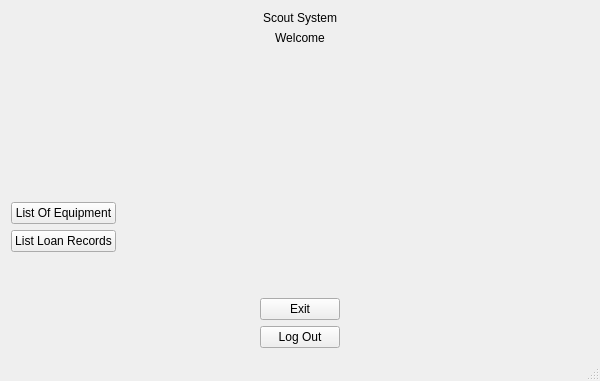
Qt form QtGuiApplicationproject/Project.ui (amos830/ProjectOOP) before a commit.
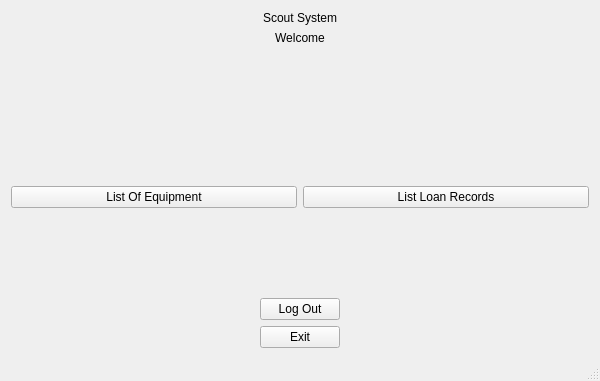
The same form after that commit.

```diff
--- a/QtGuiApplicationproject/Project.ui
+++ b/QtGuiApplicationproject/Project.ui
@@ -48,22 +48,9 @@
       </property>
      </spacer>
     </item>
-    <item>
-     <spacer name="verticalSpacer">
-      <property name="orientation">
-       <enum>Qt::Vertical</enum>
-      </property>
-      <property name="sizeHint" stdset="0">
-       <size>
-        <width>20</width>
-        <height>40</height>
-       </size>
-      </property>
-     </spacer>
-    </item>
     <item>
      <layout class="QGridLayout" name="gridLayout">
-      <item row="1" column="0">
+      <item row="0" column="1">
        <widget class="QPushButton" name="LoanRecord">
         <property name="text">
          <string>List Loan Records</string>
@@ -77,32 +64,12 @@
         </property>
        </widget>
       </item>
-      <item row="0" column="1">
-       <spacer name="horizontalSpacer">
-        <property name="orientation">
-         <enum>Qt::Horizontal</enum>
-        </property>
-        <property name="sizeHint" stdset="0">
-         <size>
-          <width>40</width>
-          <height>20</height>
-         </size>
-        </property>
-       </spacer>
-      </item>
      </layout>
     </item>
     <item>
      <layout class="QGridLayout" name="gridLayout_2">
-      <item row="2" column="1">
-       <widget class="QPushButton" name="LogoutButton">
-        <property name="text">
-         <string>Log Out</string>
-        </property>
-       </widget>
-      </item>
-      <item row="1" column="0">
-       <spacer name="horizontalSpacer_3">
+      <item row="3" column="2">
+       <spacer name="horizontalSpacer_4">
         <property name="orientation">
          <enum>Qt::Horizontal</enum>
         </property>
@@ -114,20 +81,7 @@
         </property>
        </spacer>
       </item>
-      <item row="2" column="0">
-       <spacer name="horizontalSpacer_5">
-        <property name="orientation">
-         <enum>Qt::Horizontal</enum>
-        </property>
-        <property name="sizeHint" stdset="0">
-         <size>
-          <width>40</width>
-          <height>20</height>
-         </size>
-        </property>
-       </spacer>
-      </item>
-      <item row="2" column="2">
+      <item row="4" column="2">
        <spacer name="horizontalSpacer_6">
         <property name="orientation">
          <enum>Qt::Horizontal</enum>
@@ -141,37 +95,70 @@
        </spacer>
       </item>
       <item row="1" column="1">
+       <spacer name="verticalSpacer_5">
+        <property name="orientation">
+         <enum>Qt::Vertical</enum>
+        </property>
+        <property name="sizeHint" stdset="0">
+         <size>
+          <width>20</width>
+          <height>40</height>
+         </size>
+        </property>
+       </spacer>
+      </item>
+      <item row="0" column="1">
+       <spacer name="verticalSpacer">
+        <property name="orientation">
+         <enum>Qt::Vertical</enum>
+        </property>
+        <property name="sizeHint" stdset="0">
+         <size>
+          <width>20</width>
+          <height>40</height>
+         </size>
+        </property>
+       </spacer>
+      </item>
+      <item row="3" column="0">
+       <spacer name="horizontalSpacer_3">
+        <property name="orientation">
+         <enum>Qt::Horizontal</enum>
+        </property>
+        <property name="sizeHint" stdset="0">
+         <size>
+          <width>40</width>
+          <height>20</height>
+         </size>
+        </property>
+       </spacer>
+      </item>
+      <item row="4" column="0">
+       <spacer name="horizontalSpacer_5">
+        <property name="orientation">
+         <enum>Qt::Horizontal</enum>
+        </property>
+        <property name="sizeHint" stdset="0">
+         <size>
+          <width>40</width>
+          <height>20</height>
+         </size>
+        </property>
+       </spacer>
+      </item>
+      <item row="4" column="1">
        <widget class="QPushButton" name="ExitButton">
         <property name="text">
          <string>Exit</string>
         </property>
        </widget>
       </item>
-      <item row="1" column="2">
-       <spacer name="horizontalSpacer_4">
-        <property name="orientation">
-         <enum>Qt::Horizontal</enum>
+      <item row="3" column="1">
+       <widget class="QPushButton" name="LogoutButton">
+        <property name="text">
+         <string>Log Out</string>
         </property>
-        <property name="sizeHint" stdset="0">
-         <size>
-          <width>40</width>
-          <height>20</height>
-         </size>
-        </property>
-       </spacer>
-      </item>
-      <item row="0" column="1">
-       <spacer name="verticalSpacer_5">
-        <property name="orientation">
-         <enum>Qt::Vertical</enum>
-        </property>
-        <property name="sizeHint" stdset="0">
-         <size>
-          <width>20</width>
-          <height>40</height>
-         </size>
-        </property>
-       </spacer>
+       </widget>
       </item>
      </layout>
     </item>
```
